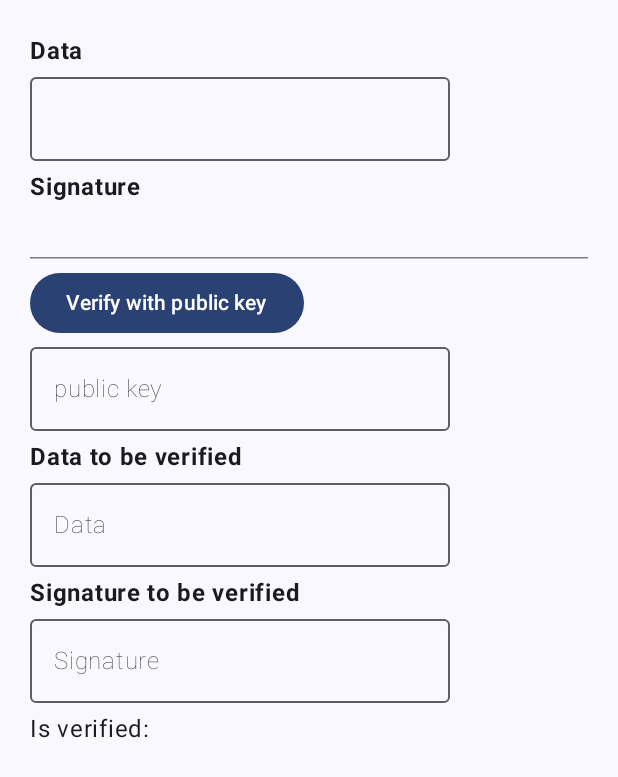
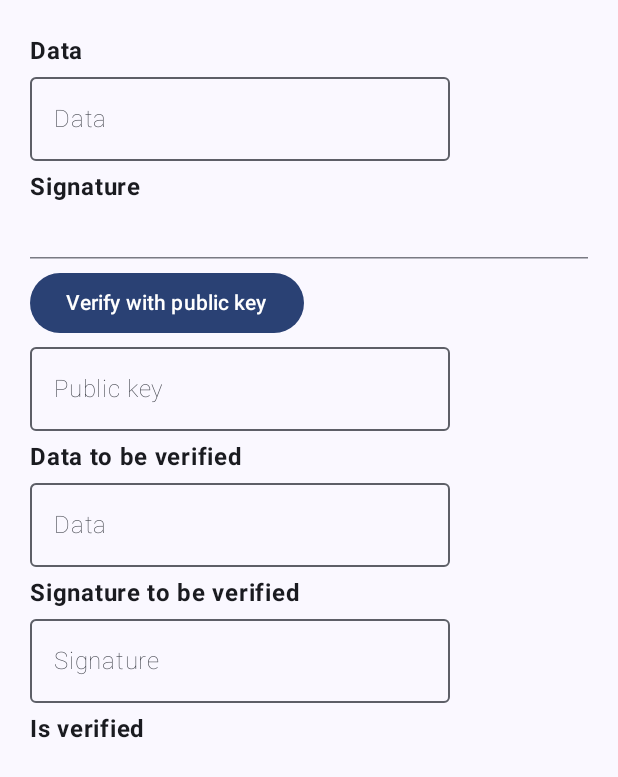
Before and after one commit to mutkuensert/AndroidSignatureExample, an Android app built with Jetpack Compose: the screen it shows after launch (MainActivity), on a phone screen of 412 x 824 dp. Shown: the part 413-1190 px from the top of the screen. Run offline under Robolectric (Android 15) with nearby library versions, the light colour scheme and no system bars.

Commit message:
Update ui

```diff
--- a/app/src/main/java/com/mutkuensert/androidkeystoreexample/MainActivity.kt
+++ b/app/src/main/java/com/mutkuensert/androidkeystoreexample/MainActivity.kt
@@ -91,15 +91,24 @@ private fun MainScreen(
         }
 
         Text(text = "Alias", fontWeight = FontWeight.Bold)
+
         Text(text = uiModel.alias)
 
         Text(text = "Public key", fontWeight = FontWeight.Bold)
+
         SelectionContainer { Text(text = uiModel.publicKey) }
 
         Text(text = "Data", fontWeight = FontWeight.Bold)
-        OutlinedTextField(value = uiModel.data, onValueChange = onDataValueChange)
+
+        OutlinedTextField(
+            value = uiModel.data,
+            onValueChange = onDataValueChange,
+            placeholder = {
+                Text(text = "Data", fontWeight = FontWeight.ExtraLight)
+            })
 
         Text(text = "Signature", fontWeight = FontWeight.Bold)
+
         SelectionContainer { Text(text = uiModel.signature) }
 
         HorizontalDivider()
@@ -111,23 +120,29 @@ private fun MainScreen(
         OutlinedTextField(value = uiModel.externalPublicKey,
             onValueChange = onExternalPublicKeyChange,
             placeholder = {
-                Text(text = "public key", fontWeight = FontWeight.ExtraLight)
+                Text(text = "Public key", fontWeight = FontWeight.ExtraLight)
             })
 
         Text(text = "Data to be verified", fontWeight = FontWeight.Bold)
-        OutlinedTextField(value = uiModel.dataToBeVerified,
+
+        OutlinedTextField(
+            value = uiModel.dataToBeVerified,
             onValueChange = onDataToBeVerifiedChange,
             placeholder = {
                 Text(text = "Data", fontWeight = FontWeight.ExtraLight)
             })
 
         Text(text = "Signature to be verified", fontWeight = FontWeight.Bold)
-        OutlinedTextField(value = uiModel.signatureToBeVerified,
+
+        OutlinedTextField(
+            value = uiModel.signatureToBeVerified,
             onValueChange = onSignatureToBeVerifiedChange,
             placeholder = {
                 Text(text = "Signature", fontWeight = FontWeight.ExtraLight)
             })
 
-        SelectionContainer { Text(text = "Is verified: ${uiModel.isVerified}") }
+        Text(text = "Is verified", fontWeight = FontWeight.Bold)
+
+        SelectionContainer { Text(text = uiModel.isVerified, fontWeight = FontWeight.Bold) }
     }
 }
```
